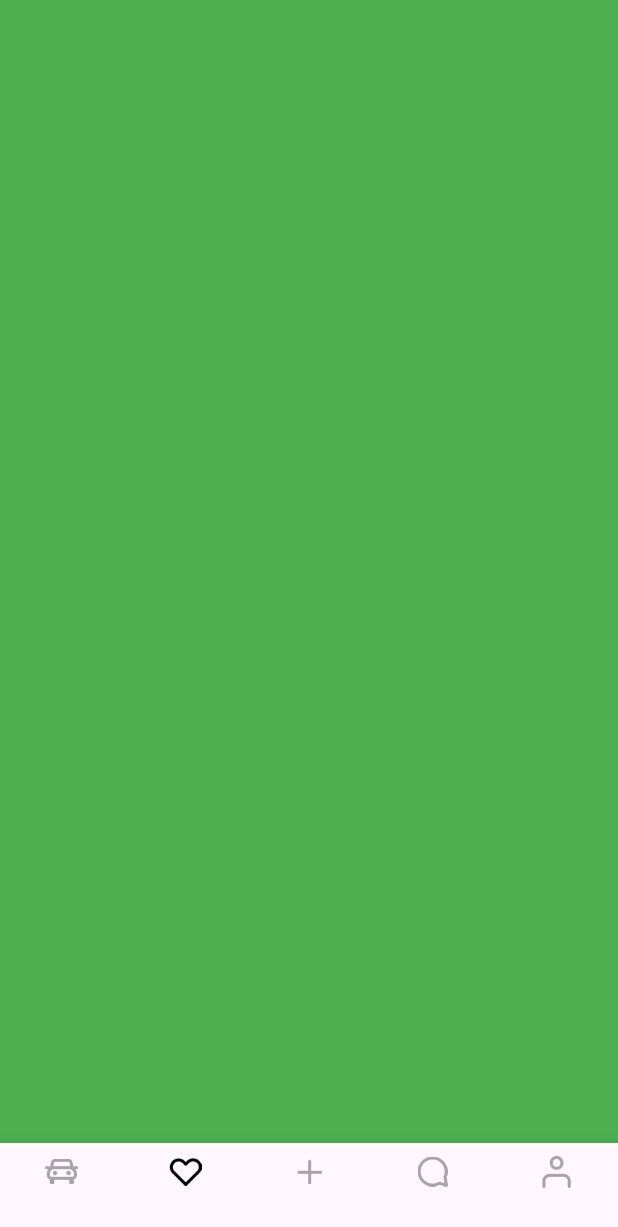
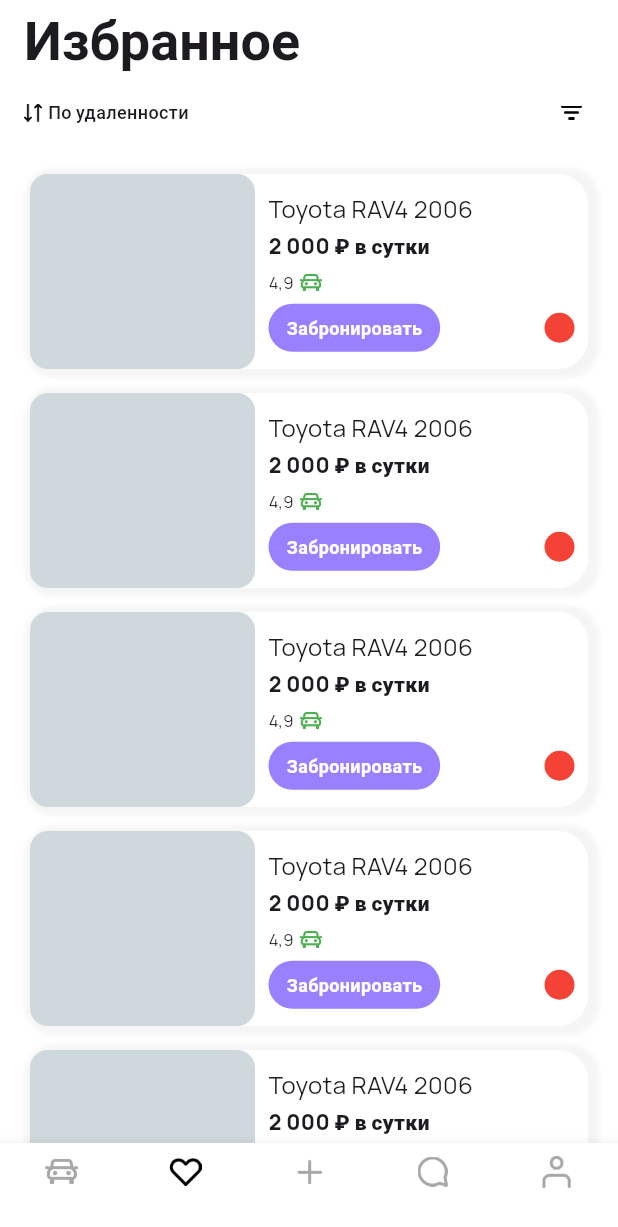
Before and after one commit to isaak330/carrentino_v2, a Flutter app: the screen it shows after launch, item 2 of the bottom bar chosen, on a phone screen of 412 x 824 dp. Shown: the top 1227 px of the screen. Run offline on Flutter 3.47's test engine with Material 3 defaults, Android fonts, the phone set to English and light mode, and no system bars; our stand-ins replace go_router.

Commit message:
главная  и избранное готово

```diff
--- a/lib/src/app/screen/favorites_screen.dart
+++ /dev/null
@@ -1,10 +0,0 @@
-import 'package:flutter/material.dart';
-
-class FavoritesScreen extends StatelessWidget {
-  const FavoritesScreen({super.key});
-
-  @override
-  Widget build(BuildContext context) {
-    return Container(height: 100,width: 100,color: Colors.green,);
-  }
-}
--- /dev/null
+++ b/lib/src/app/screen/favorites_screen/favorites_screen.dart
@@ -0,0 +1,17 @@
+import 'package:carrentino_v2/src/app/widget/favorites_screen/favorites_appbar.dart';
+import 'package:carrentino_v2/src/app/widget/favorites_screen/favorites_car_cell.dart';
+import 'package:flutter/material.dart';
+
+class FavoritesScreen extends StatelessWidget {
+  const FavoritesScreen({super.key});
+
+  @override
+  Widget build(BuildContext context) {
+    return Scaffold(backgroundColor: Colors.white, body: CustomScrollView(
+      slivers: [
+        FavoritesAppbar(),
+        SliverList.builder(itemBuilder:(context,index) => FavoritesCarCell())
+      ],
+    ));
+  }
+}
--- a/lib/src/app/screen/home/home_screen.dart
+++ b/lib/src/app/screen/home/home_screen.dart
@@ -11,7 +11,7 @@ class HomeScreen extends StatelessWidget {
       backgroundColor: Colors.white,
       body: CustomScrollView(slivers: [
         HomeAppbar(),
-        SliverGrid.builder(gridDelegate: SliverGridDelegateWithFixedCrossAxisCount(crossAxisCount: 2,crossAxisSpacing: 8,mainAxisSpacing: 8), itemBuilder:(context, index) => CarCell())
+        SliverGrid.builder(gridDelegate: SliverGridDelegateWithFixedCrossAxisCount(crossAxisCount: 2,childAspectRatio: 0.90), itemBuilder:(context, index) => CarCell(index: index,))
       ],),
     );
   }
--- a/lib/src/app/screen/root_screen.dart
+++ b/lib/src/app/screen/root_screen.dart
@@ -16,6 +16,7 @@ class RootScreen extends StatelessWidget {
     return Scaffold(
       body: navigationShell,
       bottomNavigationBar: BottomNavigationBar(
+        backgroundColor: Colors.white,
         enableFeedback: false,
         type: BottomNavigationBarType.fixed,
         showUnselectedLabels: true,
--- /dev/null
+++ b/lib/src/app/widget/favorites_screen/favorites_car_cell.dart
@@ -0,0 +1,87 @@
+import 'package:carrentino_v2/src/static/image_base.dart';
+import 'package:flutter/material.dart';
+
+class FavoritesCarCell extends StatelessWidget {
+  const FavoritesCarCell({super.key});
+
+  @override
+  Widget build(BuildContext context) {
+    return  Padding(
+      padding: const EdgeInsets.symmetric(horizontal: 20),
+      child: Container(
+        margin: const EdgeInsets.only(top: 16),
+        decoration: BoxDecoration(
+            color: Colors.white,
+            borderRadius: BorderRadius.circular(20),
+            boxShadow: [
+              BoxShadow(
+                  color: Colors.grey.withOpacity(0.1),
+                  spreadRadius: 5,
+                  blurRadius: 2,
+                  offset: const Offset(2, 1))
+            ]),
+        child: Row(
+          children: [
+            Container(
+              decoration: BoxDecoration(
+                  borderRadius: BorderRadius.circular(12),
+                  color: Colors.blueGrey[100]),
+              width: 150,
+              height: 130,
+            ),
+            // 'assets/home_screen/toyota.png'
+            Expanded(
+              child: Padding(
+                  padding: const EdgeInsets.symmetric(horizontal: 9),
+                  child: Column(
+                    crossAxisAlignment: CrossAxisAlignment.start,
+                    children: [
+                      Text(
+                        'Toyota RAV4 2006',
+                        overflow: TextOverflow.ellipsis,
+                        maxLines: 1,
+                        style: TextStyle(fontSize: 16,fontWeight: FontWeight.w400),
+                      ),
+                      const SizedBox(height: 4),
+                      Text("2 000 ₽ в сутки",style: TextStyle(fontSize: 14,fontWeight: FontWeight.w800)),
+                      const SizedBox(height: 5),
+                      Row(
+                        children: [
+                          Text('4,9',
+                          style: TextStyle(fontSize: 11,fontWeight: FontWeight.w400),
+                            ),
+                          const SizedBox(width: 4),
+                          Image.asset(ImageBase.carIcon,width: 15,height: 15,color: Colors.green,)
+                        ],
+                      ),
+                      const SizedBox(height: 6),
+                      Row(
+                        mainAxisAlignment: MainAxisAlignment.spaceBetween,
+                        children: [
+                          GestureDetector(
+                            child: Container(
+                              height: 32,
+                              padding: const EdgeInsets.symmetric(
+                                  horizontal: 12, vertical: 3),
+                              decoration: BoxDecoration(
+                                  borderRadius: BorderRadius.circular(20),
+                                  color: const Color.fromRGBO(153, 128, 255, 1)),
+                              alignment: Alignment.center,
+                              child: Text(
+                             'Забронировать',
+                             style: TextStyle(fontWeight: FontWeight.w600,fontSize: 12,color: Colors.white),
+                              ),
+                            ),
+                          ),
+                          Container(width: 20,height: 20,decoration: BoxDecoration(borderRadius: BorderRadius.circular(10),color: Colors.red),)
+                        ],
+                      )
+                    ],
+                  )),
+            )
+          ],
+        ),
+      ),
+    );
+  }
+}
--- a/lib/src/app/widget/home/appbar/search_bar.dart
+++ b/lib/src/app/widget/home/appbar/search_bar.dart
@@ -1,4 +1,5 @@
 import 'package:carrentino_v2/src/static/colors_base.dart';
+import 'package:carrentino_v2/src/static/image_base.dart';
 import 'package:flutter/material.dart';
 
 class HomeSearchBar extends StatefulWidget {
@@ -17,14 +18,14 @@ class _HomeSearchBarState extends State<HomeSearchBar> {
       height: 32,
       child: Row(
         children: [
-          Padding(padding: EdgeInsets.symmetric(horizontal: 4),child: Icon(Icons.search,size: 16,color: ColorsBase.blue,)),
+          Padding(padding: EdgeInsets.symmetric(horizontal: 8),child: Image.asset(ImageBase.searchIcon,color: ColorsBase.blue,scale: 2,)),
           Expanded(child: TextField(
             cursorHeight: 16,
             cursorColor: ColorsBase.blue,
             decoration: const InputDecoration(
               border: InputBorder.none,
               hintText: 'Поиск машины',
-              hintStyle: TextStyle(color: Colors.grey)
+              hintStyle: TextStyle(color: ColorsBase.blue)
             ),
           ))
 
--- a/lib/src/domain/router/app_routing.dart
+++ b/lib/src/domain/router/app_routing.dart
@@ -1,4 +1,4 @@
-import 'package:carrentino_v2/src/app/screen/favorites_screen.dart';
+import 'package:carrentino_v2/src/app/screen/favorites_screen/favorites_screen.dart';
 import 'package:carrentino_v2/src/app/screen/home/home_screen.dart';
 import 'package:carrentino_v2/src/app/screen/root_screen.dart';
 import 'package:carrentino_v2/src/app/screen/user/user_screen.dart';
--- a/lib/src/static/image_base.dart
+++ b/lib/src/static/image_base.dart
@@ -6,4 +6,8 @@ final class ImageBase {
   static const chatIcon = 'assets/nav_bar/chat_icon.png';
   static const userIcon = 'assets/nav_bar/user_icon.png';
   static const mapIcon = 'assets/main_screen/map_icon.png';
+  static const bellIcon = 'assets/main_screen/bell_icon.png';
+  static const sortIcon = 'assets/main_screen/sort_icon.png';
+  static const filterIcon = 'assets/main_screen/filter_icon.png';
+  static const searchIcon = 'assets/main_screen/search_icon.png';
 }
```
Also changed, not shown: lib/src/app/widget/car_card.dart (added, +10 -0 lines), lib/src/app/widget/favorites_screen/favorites_appbar.dart (added, +56 -0 lines), lib/src/app/widget/home/appbar/home_appbar.dart (+44 -3 lines), lib/src/app/widget/home/car_cell.dart (+62 -27 lines), assets/main_screen/bell_icon.png (added), assets/main_screen/filter_icon.png (added), assets/main_screen/search_icon.png (added), assets/main_screen/sort_icon.png (added), lib/src/static/grid_base.dart (line endings or trailing spaces).
